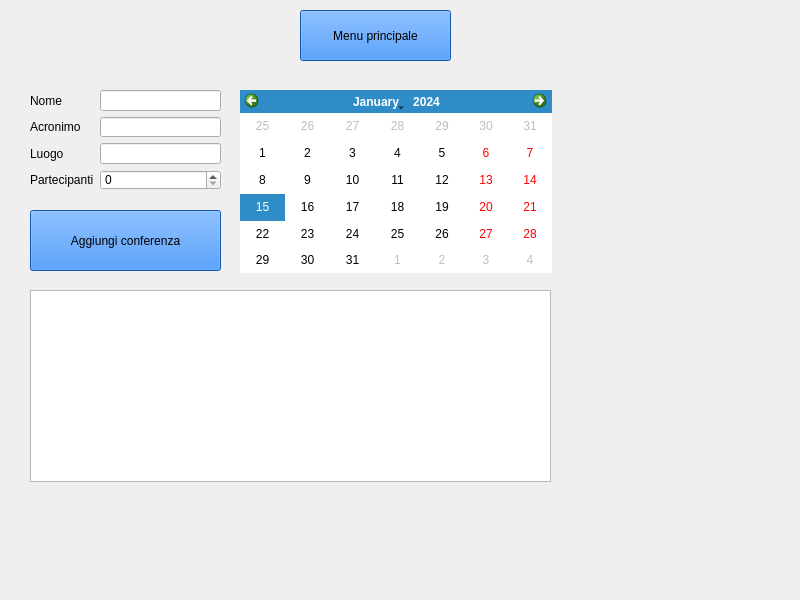
This is mainwindow.ui in FranckRedery/PROGETTO_PO as Qt 5 draws it before an edit. The edited form follows.
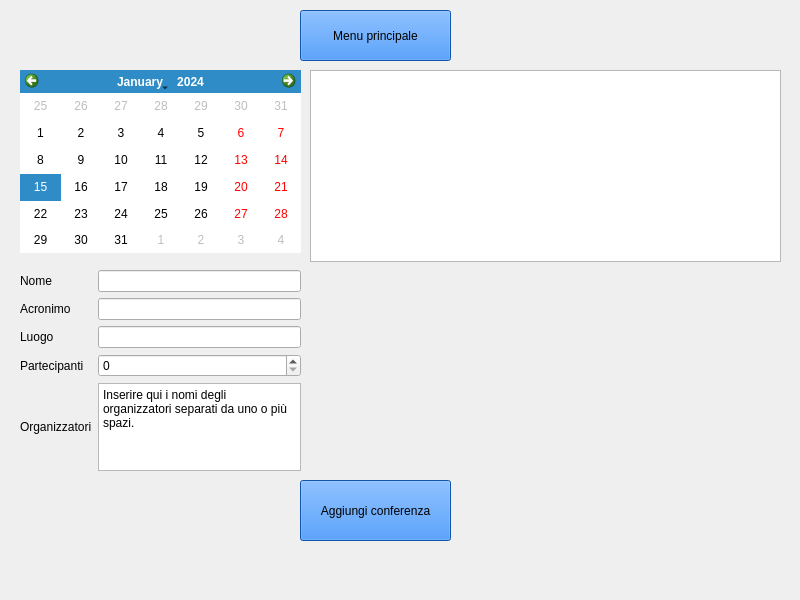
This is the edited form. The open tabs and pages were chosen to show the change.

What changed in the file:
```diff
--- a/mainwindow.ui
+++ b/mainwindow.ui
@@ -323,9 +323,9 @@
      <widget class="QCalendarWidget" name="calendario_conferenze">
       <property name="geometry">
        <rect>
-        <x>240</x>
-        <y>90</y>
-        <width>312</width>
+        <x>20</x>
+        <y>70</y>
+        <width>281</width>
         <height>183</height>
        </rect>
       </property>
@@ -355,9 +355,9 @@
      <widget class="QPushButton" name="pulsante_aggiungi_conferenza">
       <property name="geometry">
        <rect>
-        <x>30</x>
-        <y>210</y>
-        <width>191</width>
+        <x>300</x>
+        <y>480</y>
+        <width>151</width>
         <height>61</height>
        </rect>
       </property>
@@ -371,9 +371,9 @@
      <widget class="QListWidget" name="lista_conferenze">
       <property name="geometry">
        <rect>
-        <x>30</x>
-        <y>290</y>
-        <width>521</width>
+        <x>310</x>
+        <y>70</y>
+        <width>471</width>
         <height>192</height>
        </rect>
       </property>
@@ -381,10 +381,10 @@
      <widget class="QWidget" name="layoutWidget">
       <property name="geometry">
        <rect>
-        <x>30</x>
-        <y>90</y>
-        <width>191</width>
-        <height>100</height>
+        <x>20</x>
+        <y>270</y>
+        <width>281</width>
+        <height>201</height>
        </rect>
       </property>
       <layout class="QGridLayout" name="gridLayout_6">
@@ -428,6 +428,22 @@
        <item row="3" column="1">
         <widget class="QSpinBox" name="num_partecipanti_conferenza"/>
        </item>
+       <item row="4" column="0">
+        <widget class="QLabel" name="label_organizzatori">
+         <property name="text">
+          <string>Organizzatori</string>
+         </property>
+        </widget>
+       </item>
+       <item row="4" column="1">
+        <widget class="QPlainTextEdit" name="organizzatori_plaintext">
+         <property name="plainText">
+          <string>Inserire qui i nomi degli organizzatori separati da uno o più spazi.
+
+</string>
+         </property>
+        </widget>
+       </item>
       </layout>
      </widget>
     </widget>
```
Left out of the diff: 117 changed lines with no effect on the pictures.
